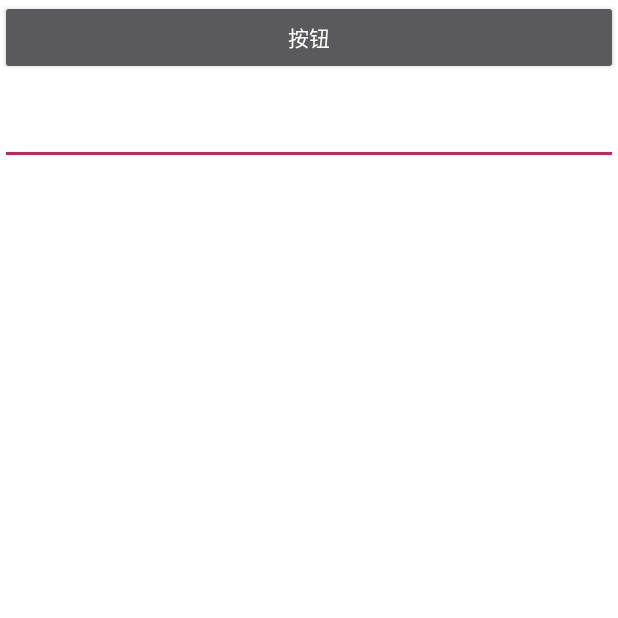
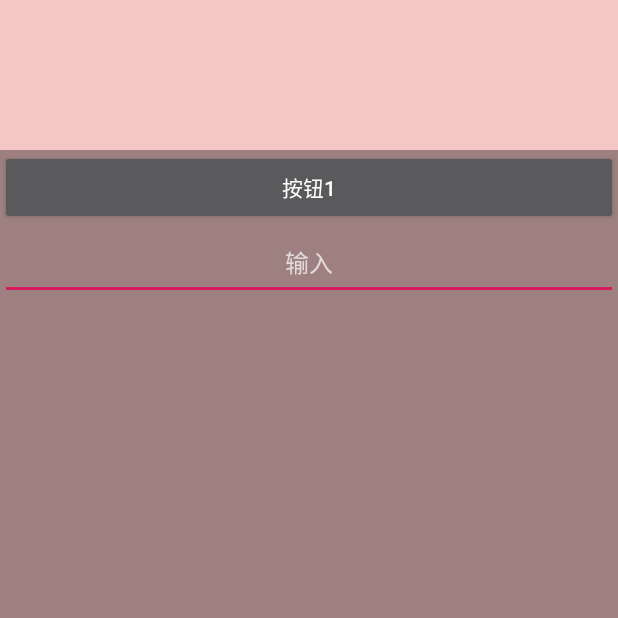
Before and after one commit to 66668/Android_Interview, an Android app: the screen it shows after launch (TouchEventActivity), after a tap on "跳转事件", on a phone screen of 412 x 824 dp, the top half of it. Run offline under Robolectric (Android 15) with nearby library versions, the phone set to English and light mode, and no system bars; our stand-ins replace RxJava.

Commit message:
个人新测试 示例

```diff
--- a/app/build.gradle
+++ b/app/build.gradle
@@ -26,4 +26,9 @@ dependencies {
     androidTestImplementation 'com.android.support.test:runner:1.0.2'
     androidTestImplementation 'com.android.support.test.espresso:espresso-core:3.0.2'
     implementation 'com.android.support:recyclerview-v7:28.0.0'
+
+    //测试Rxjava
+    //=============rxjava相关==============
+    implementation "io.reactivex.rxjava2:rxjava:2.2.12"
+    implementation 'io.reactivex.rxjava2:rxandroid:2.1.1'
 }
--- a/app/src/main/AndroidManifest.xml
+++ b/app/src/main/AndroidManifest.xml
@@ -7,6 +7,7 @@
         android:allowBackup="true"
         android:icon="@mipmap/ic_launcher"
         android:label="@string/app_name"
+        android:name=".BaseApp"
         android:roundIcon="@mipmap/ic_launcher_round"
         android:supportsRtl="true"
         android:theme="@style/AppTheme">
--- /dev/null
+++ b/app/src/main/java/com/android/interview/BaseApp.java
@@ -0,0 +1,16 @@
+package com.android.interview;
+
+import android.app.Application;
+
+/**
+ * @author:sjy
+ * @date: 2020/9/21
+ * Description
+ */
+public class BaseApp extends Application {
+    @Override
+    public void onCreate() {
+        super.onCreate();
+
+    }
+}
--- a/app/src/main/java/com/android/interview/MainActivity.java
+++ b/app/src/main/java/com/android/interview/MainActivity.java
@@ -21,17 +21,28 @@ import android.util.Log;
 import android.util.LruCache;
 import android.util.SparseArray;
 import android.view.KeyEvent;
+import android.view.Surface;
+import android.view.SurfaceView;
 import android.view.View;
 import android.widget.Button;
 import android.widget.EditText;
 import android.widget.TextView;
 
+import java.util.HashMap;
+import java.util.LinkedHashMap;
+import java.util.Set;
+
+import io.reactivex.Observable;
+import io.reactivex.ObservableEmitter;
+import io.reactivex.ObservableOnSubscribe;
+import io.reactivex.Observer;
+import io.reactivex.android.schedulers.AndroidSchedulers;
+import io.reactivex.disposables.Disposable;
+import io.reactivex.schedulers.Schedulers;
+
 public class MainActivity extends BaseAct {
     EditText et_input;
     Button btn_1;
-    Message message;
-    Handler handler;
-    MessageQueue queue;
 
     @Override
     protected void onCreate(Bundle savedInstanceState) {
@@ -62,6 +73,14 @@ public class MainActivity extends BaseAct {
                 startActivity(new Intent(MainActivity.this, TouchEventActivity.class));
             }
         });
+        LinkedHashMap<String, String> a = new LinkedHashMap<>();
+        LruCache cache = new LruCache<String, Bitmap>(4) {
+            @Override
+            protected int sizeOf(String key, Bitmap value) {
+                return super.sizeOf(key, value);
+            }
+        };
+        testRxjava();
     }
 
     @Override
@@ -69,4 +88,41 @@ public class MainActivity extends BaseAct {
 
         return super.dispatchKeyEvent(event);
     }
+
+    private void testRxjava(){
+        Observable
+                .create(new ObservableOnSubscribe<String>() {
+                    @Override
+                    public void subscribe(ObservableEmitter<String> emitter) throws Exception {
+                        Log.d("SJY","subscribe-线程：" + Thread.currentThread().getName());
+                        emitter.onNext("a");
+                        emitter.onNext("b");
+                        emitter.onComplete();
+                    }
+                })
+                .subscribeOn(Schedulers.io())//线程调度
+                .unsubscribeOn(Schedulers.io())
+                .observeOn(AndroidSchedulers.mainThread())//主线程切换
+                .subscribe(new Observer<String>() {
+                    @Override
+                    public void onSubscribe(Disposable d) {
+                        Log.d("SJY","onSubscribe-线程：" + Thread.currentThread().getName());
+                    }
+
+                    @Override
+                    public void onNext(String s) {
+                        Log.d("SJY","内容：" + s + "-onNext-线程：" + Thread.currentThread().getName());
+                    }
+
+                    @Override
+                    public void onError(Throwable e) {
+                        Log.d("SJY","onError-线程：" + Thread.currentThread().getName());
+                    }
+
+                    @Override
+                    public void onComplete() {
+                        Log.d("SJY","onComplete-线程：" + Thread.currentThread().getName());
+                    }
+                });
+    }
 }
--- a/app/src/main/java/com/android/interview/TouchEventActivity.java
+++ b/app/src/main/java/com/android/interview/TouchEventActivity.java
@@ -14,6 +14,9 @@ import android.view.View;
 import android.widget.Button;
 import android.widget.EditText;
 
+import com.android.interview.touchevent.ViewGroup1;
+import com.android.interview.touchevent.ViewGroup2;
+
 /**
  * 事件分发 模拟
  */
@@ -21,6 +24,8 @@ public class TouchEventActivity extends BaseAct {
     private static final String TAG = "SJY_Act";
     EditText et_input;
     Button btn_1;
+    ViewGroup1 ly_1;
+    ViewGroup2 ly_2;
     Message message;
     Handler handler;
     MessageQueue queue;
@@ -30,6 +35,24 @@ public class TouchEventActivity extends BaseAct {
         super.onCreate(savedInstanceState);
         setContentView(R.layout.act_touch);
         btn_1 = findViewById(R.id.btn_1);
+        ly_1 = findViewById(R.id.ly_1);
+        ly_2 = findViewById(R.id.ly_2);
+
+        ly_1.setOnClickListener(new View.OnClickListener() {
+            @Override
+            public void onClick(View v) {
+                Log.d(TAG, "ViewGroup1-OnClickListener");
+                ly_1.invalidate();
+            }
+        });
+
+        ly_2.setOnClickListener(new View.OnClickListener() {
+            @Override
+            public void onClick(View v) {
+                Log.d(TAG, "ViewGroup2-OnClickListener");
+                ly_2.invalidate();
+            }
+        });
 
         btn_1.setOnClickListener(new View.OnClickListener() {
             @Override
--- a/app/src/main/java/com/android/interview/touchevent/MyBotton.java
+++ b/app/src/main/java/com/android/interview/touchevent/MyBotton.java
@@ -2,6 +2,7 @@ package com.android.interview.touchevent;
 
 import android.annotation.SuppressLint;
 import android.content.Context;
+import android.graphics.Canvas;
 import android.util.AttributeSet;
 import android.util.Log;
 import android.view.MotionEvent;
@@ -30,16 +31,26 @@ public class MyBotton extends Button {
 
     @Override
     public boolean dispatchTouchEvent(MotionEvent event) {
-        Log.d(TAG, "dispatchTouchEvent");
+        Log.d(TAG, "dispatchTouchEvent="+event.getAction());
+        if (event.getAction() == MotionEvent.ACTION_MOVE) {
+            Log.d(TAG, "dispatchTouchEvent-requestDisallowInterceptTouchEvent=" + false);
+            getParent().requestDisallowInterceptTouchEvent(false);//false拦截,父类处理/true不拦截，子类处理
+        }
         return super.dispatchTouchEvent(event);
 //        return true;
     }
 
     @Override
     public boolean onTouchEvent(MotionEvent event) {
-        Log.d(TAG, "onTouchEvent="+event.getAction());
+        Log.d(TAG, "onTouchEvent=" + event.getAction());
         return super.onTouchEvent(event);
         //        return true;
     }
 
+    @Override
+    protected void onDraw(Canvas canvas) {
+        super.onDraw(canvas);
+        Log.d(TAG, "MyBotton-Canvas验证=" + canvas);
+
+    }
 }
--- a/app/src/main/java/com/android/interview/touchevent/ViewGroup1.java
+++ b/app/src/main/java/com/android/interview/touchevent/ViewGroup1.java
@@ -1,6 +1,7 @@
 package com.android.interview.touchevent;
 
 import android.content.Context;
+import android.graphics.Canvas;
 import android.util.AttributeSet;
 import android.util.Log;
 import android.view.MotionEvent;
@@ -28,14 +29,14 @@ public class ViewGroup1 extends LinearLayout {
 
     @Override
     public boolean dispatchTouchEvent(MotionEvent ev) {
-        Log.d(TAG, "dispatchTouchEvent" + ev.getAction());
+        Log.d(TAG, "dispatchTouchEvent=" + ev.getAction());
         return super.dispatchTouchEvent(ev);
 //        return true;
     }
 
     @Override
     public boolean onInterceptTouchEvent(MotionEvent ev) {
-        Log.d(TAG, "onInterceptTouchEvent" + ev.getAction());
+        Log.d(TAG, "onInterceptTouchEvent=" + ev.getAction());
         return super.onInterceptTouchEvent(ev);
 //        return true;
     }
@@ -46,4 +47,10 @@ public class ViewGroup1 extends LinearLayout {
         return super.onTouchEvent(event);
 //        return true;
     }
+
+    @Override
+    protected void onDraw(Canvas canvas) {
+        super.onDraw(canvas);
+        Log.d(TAG, "ViewGroup1-Canvas验证=" + canvas.hashCode());
+    }
 }
--- a/app/src/main/java/com/android/interview/touchevent/ViewGroup2.java
+++ b/app/src/main/java/com/android/interview/touchevent/ViewGroup2.java
@@ -1,6 +1,7 @@
 package com.android.interview.touchevent;
 
 import android.content.Context;
+import android.graphics.Canvas;
 import android.util.AttributeSet;
 import android.util.Log;
 import android.view.MotionEvent;
@@ -43,4 +44,10 @@ public class ViewGroup2 extends RelativeLayout {
         return super.onTouchEvent(event);
 //        return true;
     }
+
+    @Override
+    protected void onDraw(Canvas canvas) {
+        super.onDraw(canvas);
+        Log.d(TAG, "ViewGroup2-Canvas验证=" + canvas.hashCode());
+    }
 }
--- a/app/src/main/res/layout/act_touch.xml
+++ b/app/src/main/res/layout/act_touch.xml
@@ -8,25 +8,30 @@
     tools:context=".MainActivity">
 
     <com.android.interview.touchevent.ViewGroup1
+        android:id="@+id/ly_1"
         android:layout_width="match_parent"
-        android:orientation="vertical"
-        android:layout_height="match_parent">
+        android:layout_height="match_parent"
+        android:background="#f0F4C4C4"
+        android:orientation="vertical">
 
         <com.android.interview.touchevent.ViewGroup2
+            android:id="@+id/ly_2"
             android:layout_width="match_parent"
-            android:layout_height="match_parent">
+            android:layout_height="match_parent"
+            android:layout_marginTop="100dp"
+            android:background="#F09A7C7C">
 
             <com.android.interview.touchevent.MyBotton
                 android:id="@+id/btn_1"
                 android:layout_width="match_parent"
                 android:layout_height="50dp"
-                android:text="按钮" />
+                android:text="按钮1" />
 
             <EditText
                 android:id="@+id/et_input"
                 android:layout_width="match_parent"
                 android:layout_height="50dp"
-                android:layout_marginTop="60dp"
+                android:layout_below="@+id/btn_1"
                 android:gravity="center"
                 android:hint="输入"
                 android:textColor="@android:color/black"
--- a/build.gradle
+++ b/build.gradle
@@ -7,7 +7,7 @@ buildscript {
 
     }
     dependencies {
-        classpath 'com.android.tools.build:gradle:3.6.3'
+        classpath 'com.android.tools.build:gradle:4.0.1'
 
         // NOTE: Do not place your application dependencies here; they belong
         // in the individual module build.gradle files
--- a/lib_java/src/main/java/lib/interview/java/HuaWeiOD.java
+++ b/lib_java/src/main/java/lib/interview/java/HuaWeiOD.java
@@ -13,7 +13,7 @@ public class HuaWeiOD {
         String a = "a";
         String b = "b";
         transStr(a, b);
-        System.out.println(a + "--" + b);//输出：a b
+        System.out.println("a="+a + "--b=" + b);//输出：a b
     }
 
     static void transStr(String a, String b) {
@@ -22,6 +22,7 @@ public class HuaWeiOD {
         b = nP;
         a = "c";//赋值是new操作，不影响实参数
         b = new String("d");//赋值是new操作，不影响实参数
+        System.out.println("transStr:a="+a + "--b=" + b);//输出：a b
     }
 
 }
```
Also changed, not shown: lib_java/src/main/java/lib/interview/java/Quick_Sort01.java (added, +56 -0 lines), gradle/wrapper/gradle-wrapper.properties.
